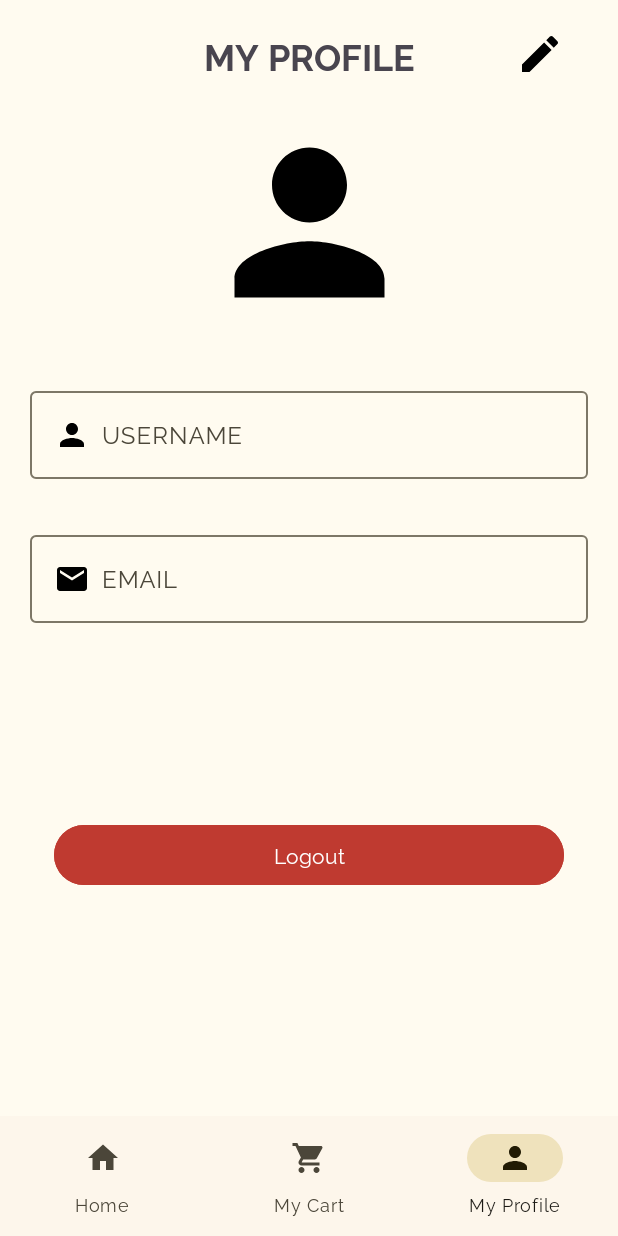
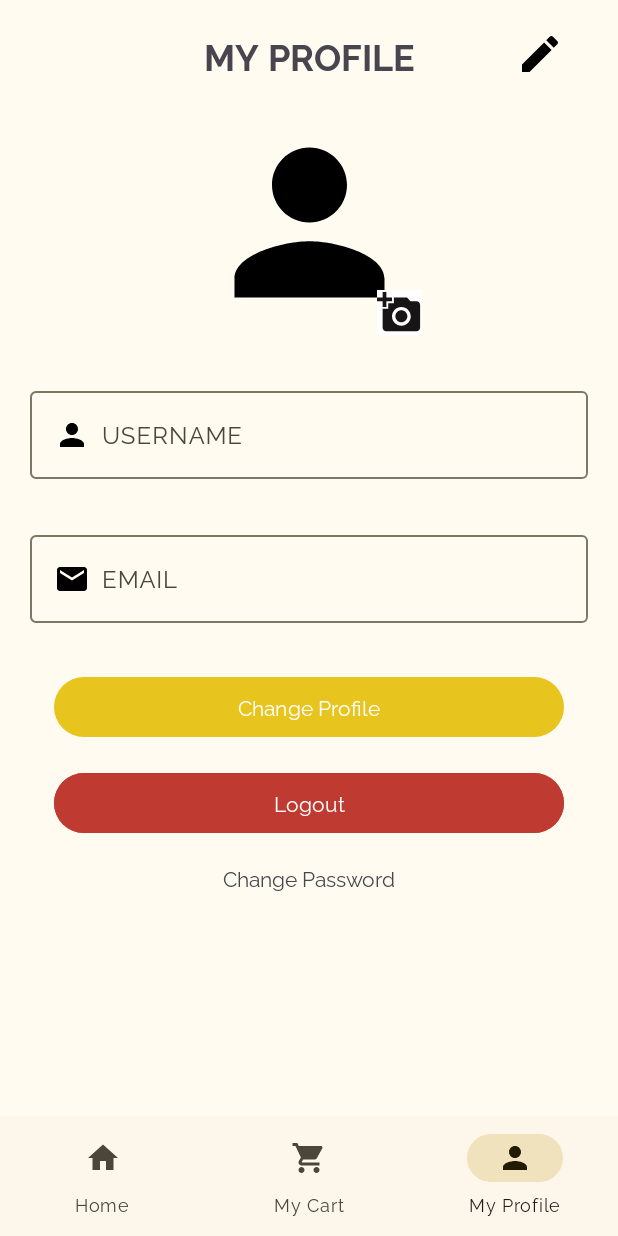
Before and after one commit to marcellaandriani/24001084-km6-mam-foodies, an Android app: the ProfileFragment screen opened through its navigation route, on a phone screen of 412 x 824 dp. Run offline under Robolectric (Android 15) with nearby library versions, the phone set to English and light mode, and no system bars; our stand-ins replace Firebase (no records; nobody signed in at launch, a user with empty details on screens opened directly), navigation-ui; pictures from the network do not load.

Commit message:
Refactor profile add feature change username profile and change password

```diff
--- /dev/null
+++ b/app/src/main/res/drawable/ic_add_photo.xml
@@ -0,0 +1,5 @@
+<vector xmlns:android="http://schemas.android.com/apk/res/android" android:height="24dp" android:tint="#171515" android:viewportHeight="24" android:viewportWidth="24" android:width="24dp">
+
+    <path android:fillColor="@android:color/white" android:pathData="M3,4V1h2v3h3v2H5v3H3V6H0V4H3zM6,10V7h3V4h7l1.83,2H21c1.1,0 2,0.9 2,2v12c0,1.1 -0.9,2 -2,2H5c-1.1,0 -2,-0.9 -2,-2V10H6zM13,19c2.76,0 5,-2.24 5,-5s-2.24,-5 -5,-5s-5,2.24 -5,5S10.24,19 13,19zM9.8,14c0,1.77 1.43,3.2 3.2,3.2s3.2,-1.43 3.2,-3.2s-1.43,-3.2 -3.2,-3.2S9.8,12.23 9.8,14z"/>
+
+</vector>
--- a/app/src/main/res/layout/fragment_profile.xml
+++ b/app/src/main/res/layout/fragment_profile.xml
@@ -6,15 +6,6 @@
     android:layout_height="match_parent"
     android:background="@color/yellow_background"
     android:padding="20dp">
-
-    <ImageView
-        android:id="@+id/iv_edit"
-        android:layout_width="32dp"
-        android:layout_height="32dp"
-        android:layout_marginEnd="16dp"
-        android:src="@drawable/ic_edit"
-        app:layout_constraintEnd_toEndOf="parent"
-        app:layout_constraintTop_toTopOf="parent" />
 
     <TextView
         android:id="@+id/tv_my_profile"
@@ -28,15 +19,34 @@
         app:layout_constraintTop_toTopOf="parent" />
 
     <ImageView
+        android:id="@+id/iv_edit"
+        android:layout_width="32dp"
+        android:layout_height="32dp"
+        android:layout_marginEnd="16dp"
+        android:src="@drawable/ic_edit"
+        app:layout_constraintEnd_toEndOf="parent"
+        app:layout_constraintTop_toTopOf="parent" />
+
+    <ImageView
         android:id="@+id/profileImageView"
         android:layout_width="150dp"
         android:layout_height="150dp"
         android:layout_marginTop="20dp"
-        tools:src="@tools:sample/avatars"
         app:layout_constraintEnd_toEndOf="parent"
         app:layout_constraintStart_toStartOf="parent"
-        app:layout_constraintTop_toBottomOf="@id/tv_my_profile" />
+        app:layout_constraintTop_toBottomOf="@id/tv_my_profile"
+        tools:src="@tools:sample/avatars" />
 
+    <com.google.android.material.imageview.ShapeableImageView
+        android:id="@+id/iv_edit_photo"
+        android:layout_width="30dp"
+        android:layout_height="30dp"
+        android:background="@color/white"
+        android:src="@drawable/ic_add_photo"
+        app:layout_constraintBottom_toBottomOf="@id/profileImageView"
+        app:layout_constraintEnd_toEndOf="@id/profileImageView"
+        app:layout_constraintTop_toTopOf="@+id/profileImageView"
+        app:layout_constraintVertical_bias="1.0" />
 
     <com.google.android.material.textfield.TextInputLayout
         android:layout_marginTop="32dp"
@@ -81,17 +91,51 @@
 
     </com.google.android.material.textfield.TextInputLayout>
 
+    <FrameLayout
+        android:id="@+id/fl_btn_loading_state"
+        android:layout_width="match_parent"
+        android:layout_height="wrap_content"
+        android:padding="16dp"
+        android:layout_marginTop="16dp"
+        app:layout_constraintTop_toBottomOf="@id/til_email">
+
+        <Button
+            android:id="@+id/btn_change_profile"
+            android:layout_width="match_parent"
+            android:layout_height="wrap_content"
+            android:text="@string/text_change_profile" />
+
+        <com.google.android.material.progressindicator.CircularProgressIndicator
+            android:id="@+id/pb_loading"
+            android:layout_width="match_parent"
+            android:layout_height="wrap_content"
+            android:layout_gravity="center"
+            android:indeterminate="true"
+            android:visibility="gone" />
+
+    </FrameLayout>
+
+    <TextView
+        android:id="@+id/tv_change_pwd"
+        android:layout_width="wrap_content"
+        android:layout_height="wrap_content"
+        android:layout_marginTop="8dp"
+        android:padding="8dp"
+        android:text="@string/text_change_password"
+        app:layout_constraintEnd_toEndOf="parent"
+        app:layout_constraintStart_toStartOf="parent"
+        app:layout_constraintTop_toBottomOf="@id/btn_logout" />
+
     <Button
         android:id="@+id/btn_logout"
         android:layout_width="0dp"
         android:layout_height="wrap_content"
-        android:layout_marginVertical="16dp"
         android:layout_marginHorizontal="16dp"
+        android:backgroundTint="?attr/colorError"
         android:text="@string/text_btn_logout"
-        android:backgroundTint="?attr/colorError"
-        app:layout_constraintBottom_toBottomOf="parent"
-        app:layout_constraintTop_toBottomOf="@id/til_email"
         app:layout_constraintEnd_toEndOf="parent"
-        app:layout_constraintStart_toStartOf="parent"/>
+        app:layout_constraintStart_toStartOf="parent"
+        app:layout_constraintTop_toBottomOf="@id/fl_btn_loading_state"
+         />
 
 </androidx.constraintlayout.widget.ConstraintLayout>
--- a/app/src/main/res/values/strings.xml
+++ b/app/src/main/res/values/strings.xml
@@ -88,6 +88,8 @@
     <string name="text_already_have_an_account_login_here">Already have an account? Login Here</string>
     <string name="text_btn_logout">Logout</string>
     <string name="error_checkout">Pemesanan Gagal</string>
+    <string name="text_change_profile">Change Profile</string>
+    <string name="text_change_password">Change Password</string>
 
 
 </resources>
```
Also changed, not shown: app/src/main/java/com/example/foodiesapp/presentation/profile/ProfileFragment.kt (+40 -2 lines), app/src/main/java/com/example/foodiesapp/presentation/profile/ProfileViewModel.kt (+21 -0 lines).
